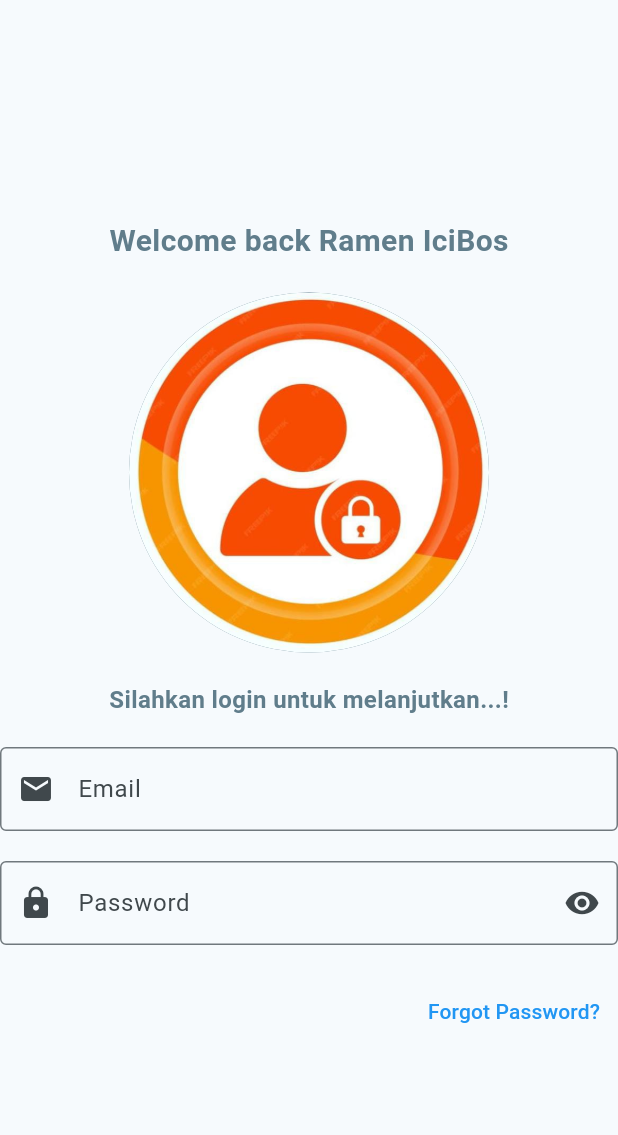
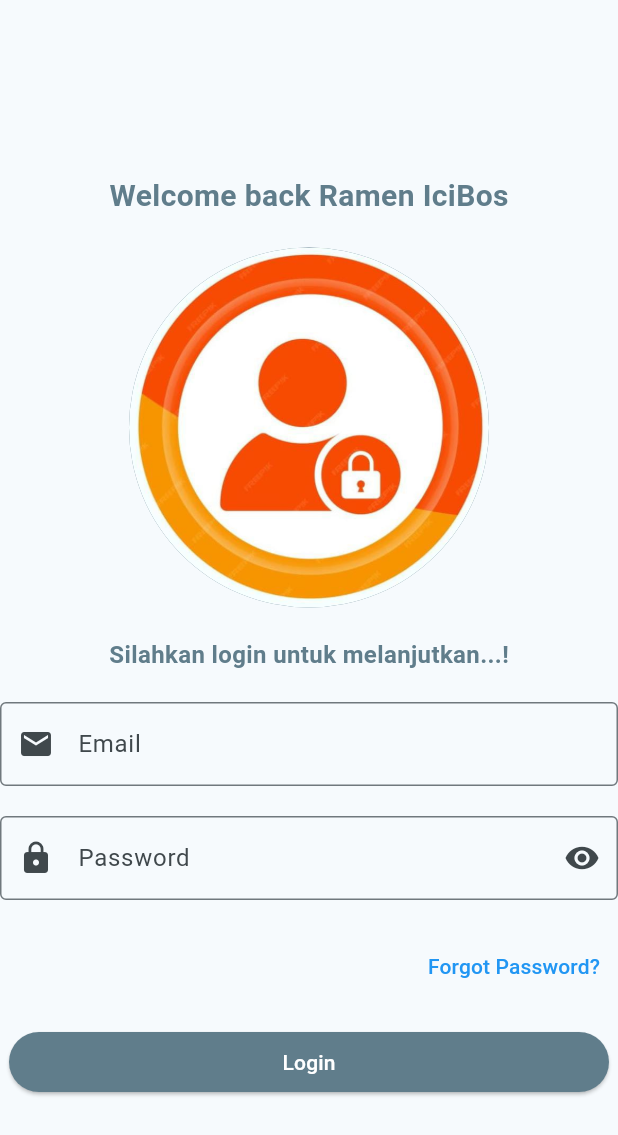
Before and after one commit to Muhammad-ArifinDev/muuhammadarifin_1123150053_uts, a Flutter app: the MyLogin screen opened directly, on a phone screen of 412 x 824 dp. Shown: the top 1135 px of the screen. Run offline on Flutter 3.47's test engine with Material 3 defaults, Android fonts, the phone set to English and light mode, and no system bars.

Commit message:
membuat container untuk elevatedbutton dengan warna blue gray untuk tombol login

```diff
--- a/lib/login.dart
+++ b/lib/login.dart
@@ -81,6 +81,16 @@
               ),
             ),
           ),
+          SizedBox(height: 20),
+          Container(
+            height: 40,
+            width: 400,
+            child: ElevatedButton(
+              onPressed: () {},
+              style: ElevatedButton.styleFrom(backgroundColor: Colors.blueGrey),
+              child: Text("Login", style: TextStyle(color: Colors.white)),
+            ),
+          ),
         ],
       ),
     );
```
